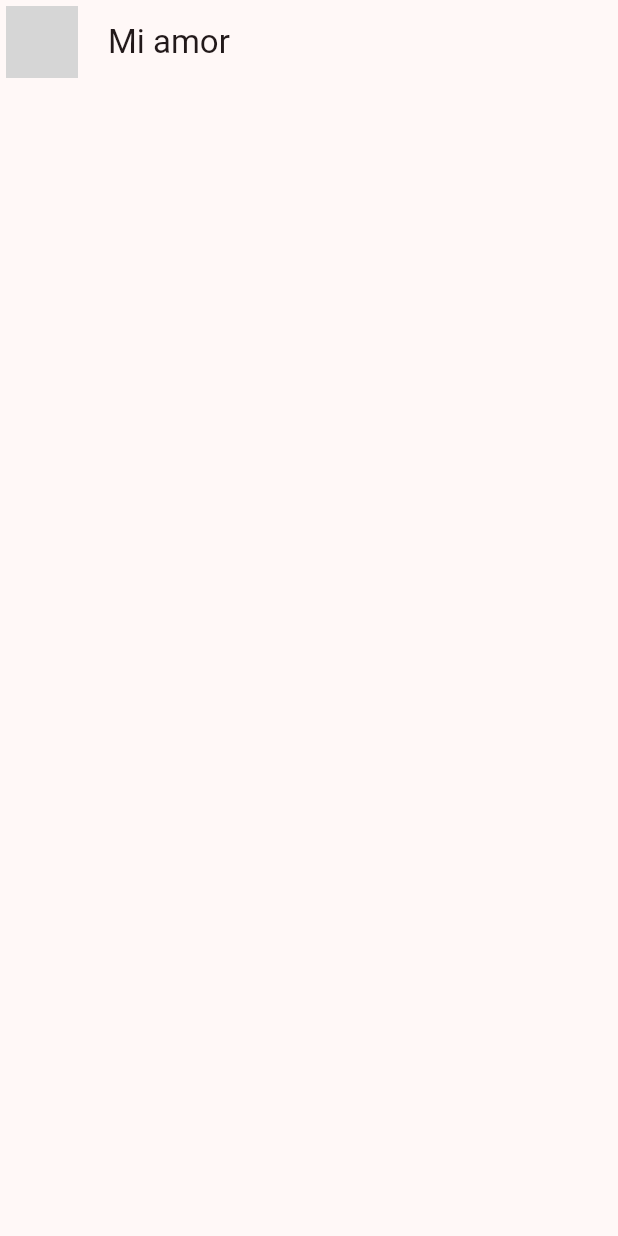
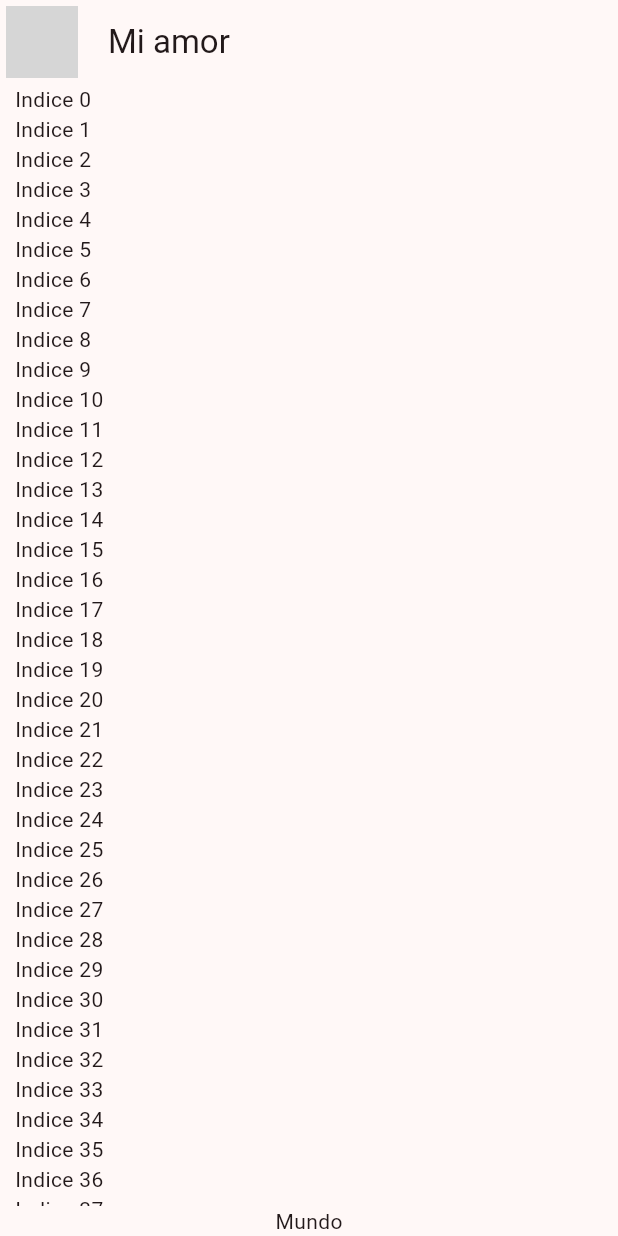
Before and after one commit to KeingCasabona/Example-Dart-Flutter-YesNo, a Flutter app: the screen it shows after launch, on a phone screen of 412 x 824 dp. Run offline on Flutter 3.47's test engine with Material 3 defaults, Android fonts, the phone set to English and light mode, and no system bars; network calls fail; grey boxes are pictures that could not be loaded.

```diff
--- a/lib/presentation/chat/chat_screen.dart
+++ b/lib/presentation/chat/chat_screen.dart
@@ -17,6 +17,35 @@ class ChatScreen extends StatelessWidget {
           ),
         ),
       ),
+      body: _ChatView(),
     );
   }
 }
+
+class _ChatView extends StatelessWidget {
+  const _ChatView({
+    super.key,
+  });
+
+  @override
+  Widget build(BuildContext context) {
+    return SafeArea(
+      child: Padding(
+        padding: const EdgeInsets.symmetric(horizontal: 10),
+        child: Column(
+          children: [
+            Expanded(
+              child: ListView.builder(
+                itemCount: 100,
+                itemBuilder: (context, index) {
+                  return Text('Indice $index');
+                },
+              ),
+            ),
+            Text('Mundo'),
+          ],
+        ),
+      ),
+    );
+  }
+}
```
